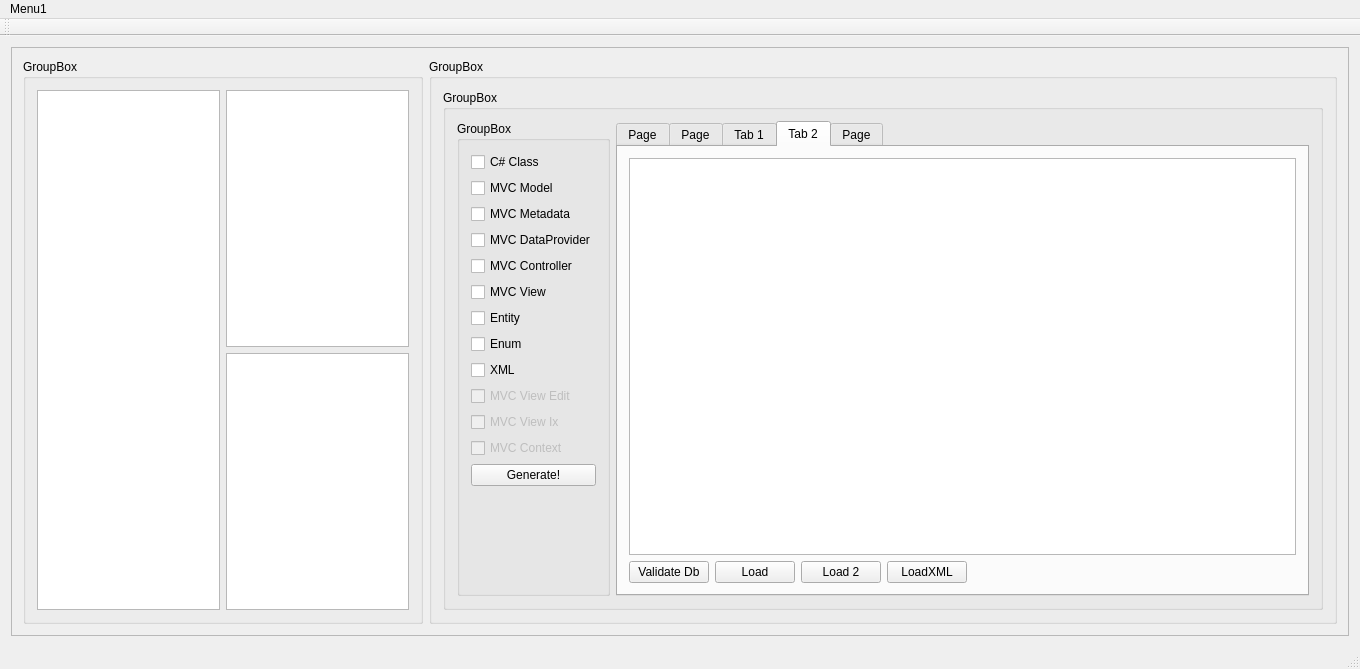
Qt form retek2.ui (horvathzoltan/retek2) before a commit.
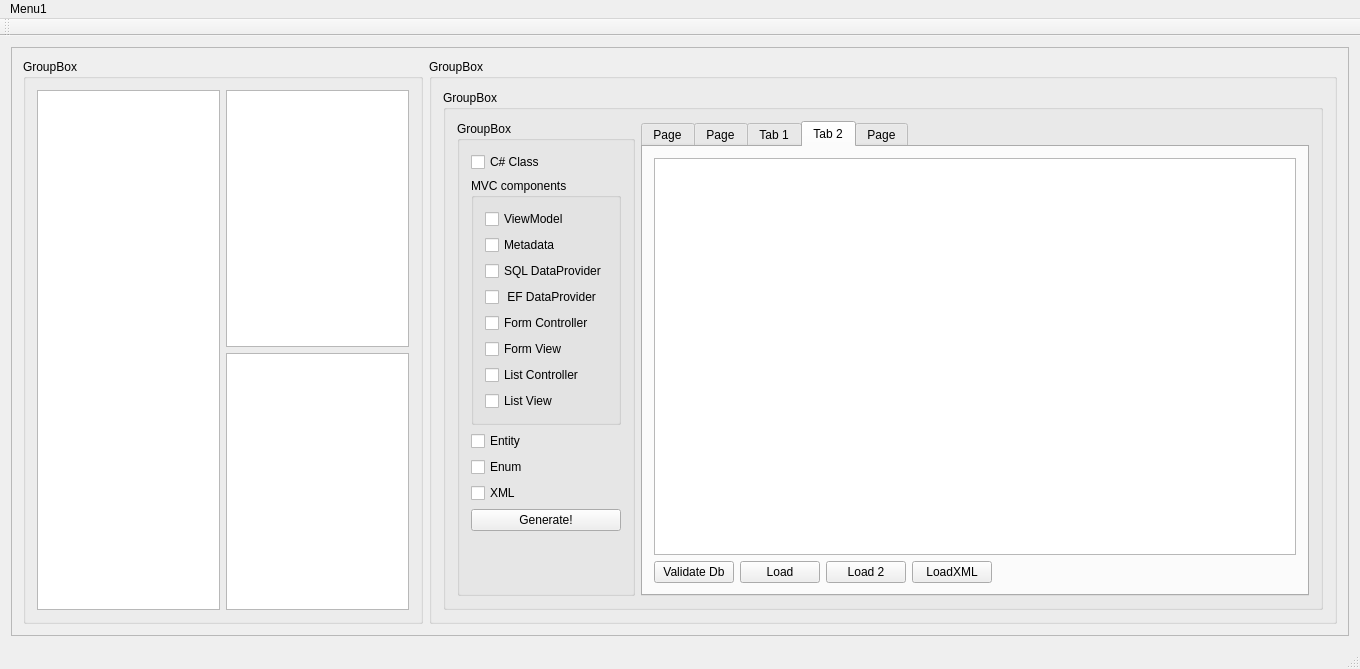
The same form after that commit. Icons and pictures are not drawn.

Patch:
```diff
--- a/retek2.ui
+++ b/retek2.ui
@@ -112,6 +112,18 @@
                   </widget>
                  </item>
                  <item>
+                  <widget class="QGroupBox" name="groupBox_8">
+                   <property name="sizePolicy">
+                    <sizepolicy hsizetype="Preferred" vsizetype="Expanding">
+                     <horstretch>0</horstretch>
+                     <verstretch>0</verstretch>
+                    </sizepolicy>
+                   </property>
+                   <property name="title">
+                    <string>MVC components</string>
+                   </property>
+                   <layout class="QVBoxLayout" name="verticalLayout_4">
+                    <item>
                   <widget class="QCheckBox" name="checkBox_Model">
                    <property name="sizePolicy">
                     <sizepolicy hsizetype="Minimum" vsizetype="Preferred">
@@ -120,7 +132,7 @@
                     </sizepolicy>
                    </property>
                    <property name="text">
-                    <string>MVC Model</string>
+                       <string>ViewModel</string>
                    </property>
                   </widget>
                  </item>
@@ -133,7 +145,7 @@
                     </sizepolicy>
                    </property>
                    <property name="text">
-                    <string>MVC Metadata</string>
+                       <string>Metadata</string>
                    </property>
                   </widget>
                  </item>
@@ -146,7 +158,20 @@
                     </sizepolicy>
                    </property>
                    <property name="text">
-                    <string>MVC DataProvider</string>
+                       <string>SQL DataProvider</string>
+                      </property>
+                     </widget>
+                    </item>
+                    <item>
+                     <widget class="QCheckBox" name="checkBox_EF_DataProvider">
+                      <property name="sizePolicy">
+                       <sizepolicy hsizetype="Minimum" vsizetype="Preferred">
+                        <horstretch>0</horstretch>
+                        <verstretch>0</verstretch>
+                       </sizepolicy>
+                      </property>
+                      <property name="text">
+                       <string> EF DataProvider</string>
                    </property>
                   </widget>
                  </item>
@@ -159,7 +184,7 @@
                     </sizepolicy>
                    </property>
                    <property name="text">
-                    <string>MVC Controller</string>
+                       <string>Form Controller</string>
                    </property>
                   </widget>
                  </item>
@@ -172,8 +197,37 @@
                     </sizepolicy>
                    </property>
                    <property name="text">
-                    <string>MVC View</string>
-                   </property>
+                       <string>Form View</string>
+                      </property>
+                     </widget>
+                    </item>
+                    <item>
+                     <widget class="QCheckBox" name="checkBox_ListController">
+                      <property name="sizePolicy">
+                       <sizepolicy hsizetype="Minimum" vsizetype="Preferred">
+                        <horstretch>0</horstretch>
+                        <verstretch>0</verstretch>
+                       </sizepolicy>
+                      </property>
+                      <property name="text">
+                       <string>List Controller</string>
+                      </property>
+                     </widget>
+                    </item>
+                    <item>
+                     <widget class="QCheckBox" name="checkBox_ListView">
+                      <property name="sizePolicy">
+                       <sizepolicy hsizetype="Minimum" vsizetype="Preferred">
+                        <horstretch>0</horstretch>
+                        <verstretch>0</verstretch>
+                       </sizepolicy>
+                      </property>
+                      <property name="text">
+                       <string>List View</string>
+                      </property>
+                     </widget>
+                    </item>
+                   </layout>
                   </widget>
                  </item>
                  <item>
@@ -227,54 +281,6 @@
                    </property>
                   </widget>
                  </item>
-                 <item>
-                  <widget class="QCheckBox" name="checkBox_ViewEdit">
-                   <property name="enabled">
-                    <bool>false</bool>
-                   </property>
-                   <property name="sizePolicy">
-                    <sizepolicy hsizetype="Minimum" vsizetype="Preferred">
-                     <horstretch>0</horstretch>
-                     <verstretch>0</verstretch>
-                    </sizepolicy>
-                   </property>
-                   <property name="text">
-                    <string>MVC View Edit</string>
-                   </property>
-                  </widget>
-                 </item>
-                 <item>
-                  <widget class="QCheckBox" name="checkBox_ViewIndex">
-                   <property name="enabled">
-                    <bool>false</bool>
-                   </property>
-                   <property name="sizePolicy">
-                    <sizepolicy hsizetype="Minimum" vsizetype="Preferred">
-                     <horstretch>0</horstretch>
-                     <verstretch>0</verstretch>
-                    </sizepolicy>
-                   </property>
-                   <property name="text">
-                    <string>MVC View Ix</string>
-                   </property>
-                  </widget>
-                 </item>
-                 <item>
-                  <widget class="QCheckBox" name="checkBox_Context">
-                   <property name="enabled">
-                    <bool>false</bool>
-                   </property>
-                   <property name="sizePolicy">
-                    <sizepolicy hsizetype="Minimum" vsizetype="Preferred">
-                     <horstretch>0</horstretch>
-                     <verstretch>0</verstretch>
-                    </sizepolicy>
-                   </property>
-                   <property name="text">
-                    <string>MVC Context</string>
-                   </property>
-                  </widget>
-                 </item>
                  <item>
                   <widget class="QPushButton" name="pushButton_GenerateAll">
                    <property name="sizePolicy">
```
Lines whose indentation alone changed are shown as unchanged.
